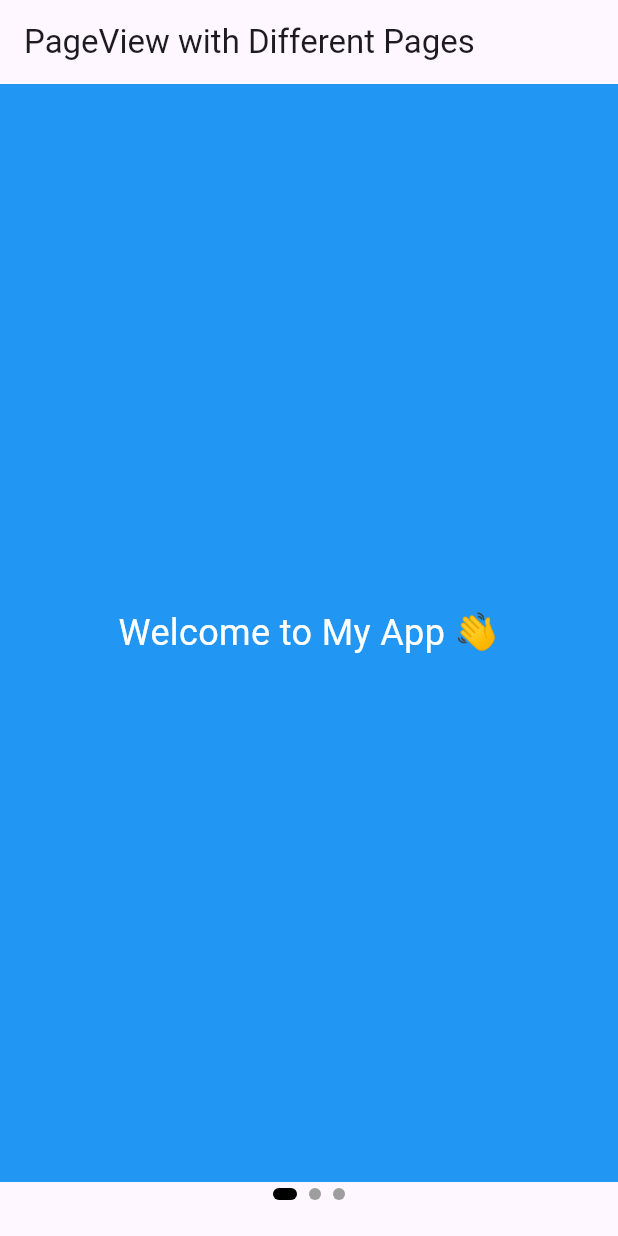
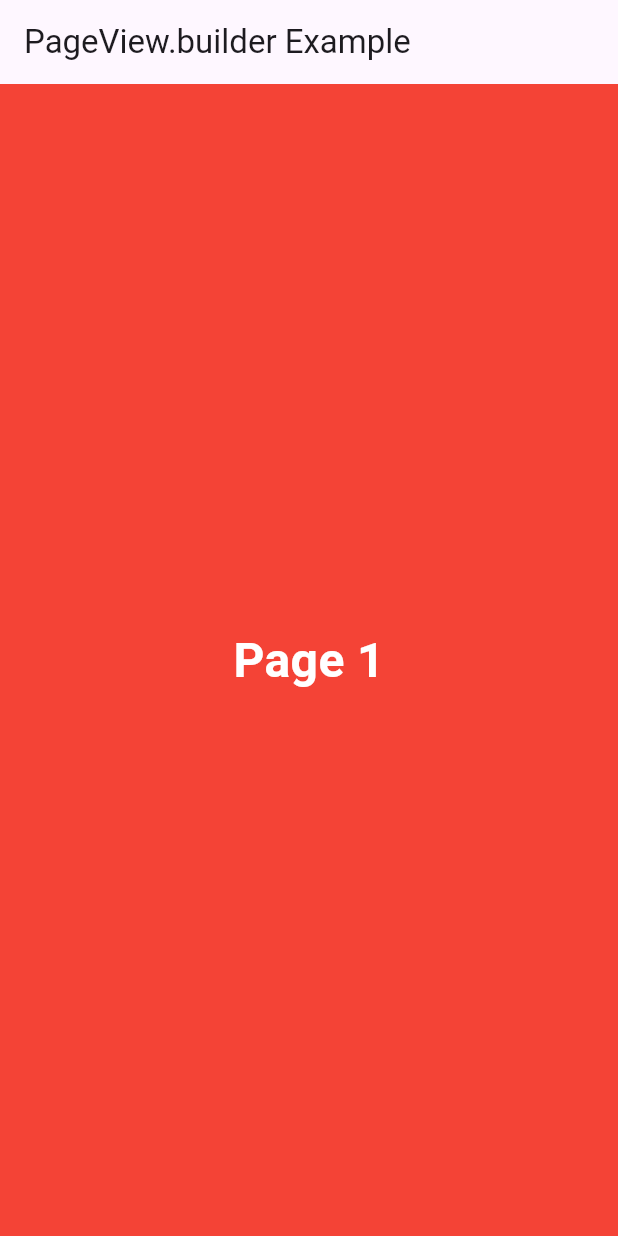
Before and after one commit to Scheeza-Ahmad/pageviewbuilder, a Flutter app: the screen it shows after launch, on a phone screen of 412 x 824 dp. Run offline on Flutter 3.47's test engine with Material 3 defaults, Android fonts, the light colour scheme and no system bars.

Commit message:
page view builder is added

```diff
--- a/lib/main.dart
+++ b/lib/main.dart
@@ -1,5 +1,5 @@
 import 'package:flutter/material.dart';
-import 'package:pageview/pageview_different_pages.dart';
+import 'package:pageview/page.dart';
 
 void main() {
   runApp(const MyApp());
@@ -11,6 +11,6 @@ class MyApp extends StatelessWidget {
   // This widget is the root of your application.
   @override
   Widget build(BuildContext context) {
-    return MaterialApp(home: Scaffold(body: PageViewDifferentPages()));
+    return MaterialApp(home: Scaffold(body: Pagee()));
   }
 }
--- /dev/null
+++ b/lib/page.dart
@@ -0,0 +1,79 @@
+import 'package:flutter/material.dart';
+
+class Pagee extends StatelessWidget {
+  Pagee({super.key});
+
+  final PageController controller = PageController();
+  final List<String> text = ['Page 1', 'Page 2', 'Page 3'];
+  final List<Color> colors = [Colors.red, Colors.amber, Colors.green];
+
+  @override
+  Widget build(BuildContext context) {
+    return Scaffold(
+      appBar: AppBar(title: const Text("PageView.builder Example")),
+      body: PageView.builder(
+        controller: controller,
+        itemCount: text.length,
+        itemBuilder: (context, index) {
+          return Container(
+            color: colors[index],
+            child: Center(
+              child: index == text.length - 1
+                  ? Column(
+                      mainAxisAlignment: MainAxisAlignment.center,
+                      children: [
+                        Text(
+                          text[index], // text bhi show hoga
+                          style: const TextStyle(
+                            fontSize: 32,
+                            fontWeight: FontWeight.bold,
+                            color: Colors.white,
+                          ),
+                        ),
+                        const SizedBox(height: 20),
+                        ElevatedButton(
+                          onPressed: () {
+                            Navigator.pushReplacement(
+                              context,
+                              MaterialPageRoute(
+                                builder: (context) => const HomePage(),
+                              ),
+                            );
+                          },
+                          child: const Text("Go to Home"),
+                        ),
+                      ],
+                    )
+                  : Text(
+                      text[index],
+                      style: const TextStyle(
+                        fontSize: 32,
+                        fontWeight: FontWeight.bold,
+                        color: Colors.white,
+                      ),
+                    ),
+            ),
+          );
+        },
+      ),
+    );
+  }
+}
+
+// Home Page
+class HomePage extends StatelessWidget {
+  const HomePage({super.key});
+
+  @override
+  Widget build(BuildContext context) {
+    return Scaffold(
+      appBar: AppBar(title: const Text("Home Page")),
+      body: const Center(
+        child: Text(
+          "Welcome to Home Page 🎉",
+          style: TextStyle(fontSize: 28, fontWeight: FontWeight.bold),
+        ),
+      ),
+    );
+  }
+}
```
Also changed, not shown: lib/m.dart (added, +147 -0 lines).
